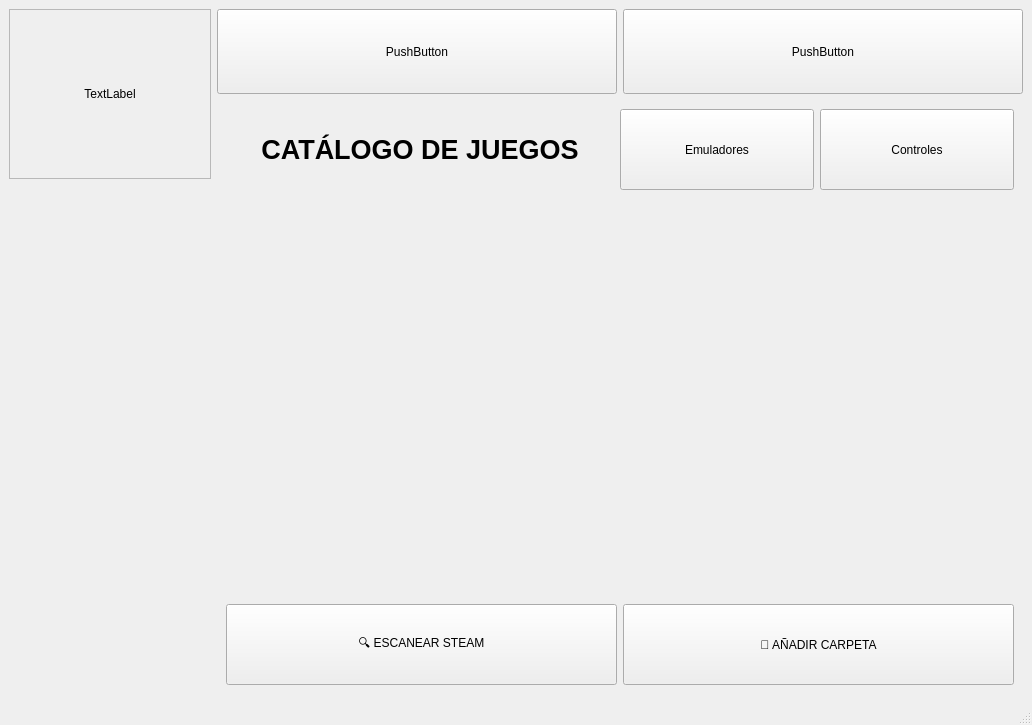
Above: conf/prueba.ui from Ivigaga/TFG before the change. Below: the same form after it.
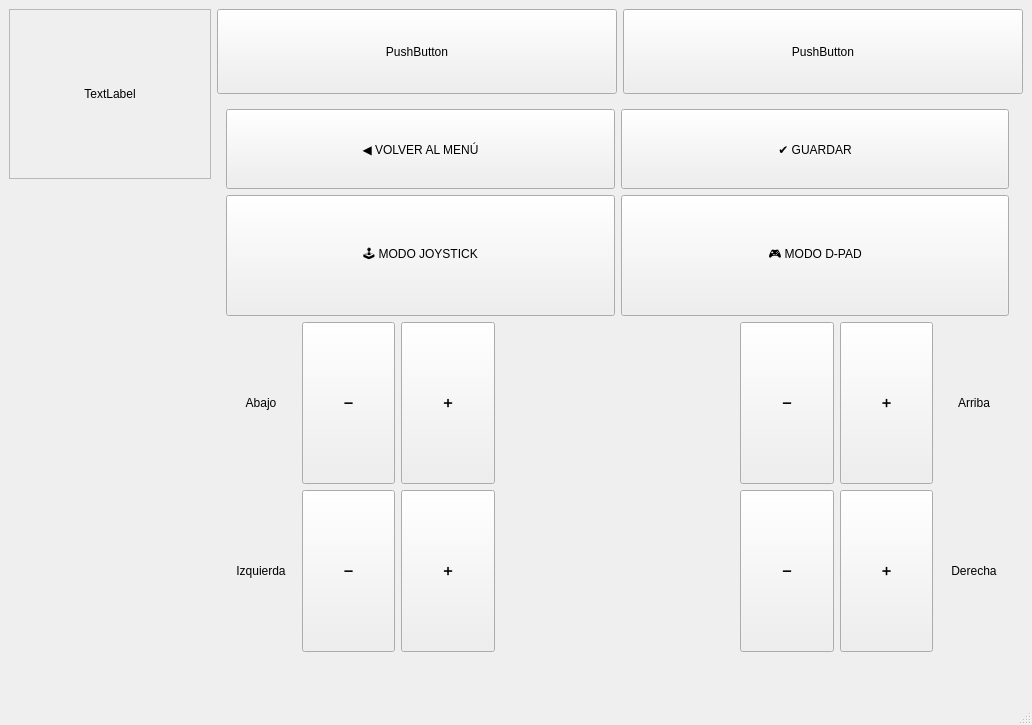
That is the form after the change. Icons and pictures are not drawn. Custom widgets are drawn as their Qt base class.

```diff
--- a/conf/prueba.ui
+++ b/conf/prueba.ui
@@ -38,7 +38,7 @@
      <verstretch>0</verstretch>
     </sizepolicy>
    </property>
-   <layout class="QHBoxLayout" name="horizontalLayout_2">
+   <layout class="QVBoxLayout" name="verticalLayout_8">
     <item>
      <layout class="QHBoxLayout" name="horizontalLayout" stretch="1,4">
       <property name="sizeConstraint">
@@ -171,7 +171,7 @@
              </sizepolicy>
             </property>
             <property name="currentIndex">
-             <number>0</number>
+             <number>9</number>
             </property>
             <widget class="QWidget" name="platformsPage">
              <property name="sizeIncrement">
@@ -1535,6 +1535,344 @@
               </item>
              </layout>
             </widget>
+            <widget class="QWidget" name="navigationPage">
+             <property name="maximumSize">
+              <size>
+               <width>801</width>
+               <height>561</height>
+              </size>
+             </property>
+             <layout class="QVBoxLayout" name="verticalLayout_9" stretch="1,3,4,4">
+              <item>
+               <layout class="QHBoxLayout" name="horizontalLayout_nav_buttons">
+                <item>
+                 <widget class="QPushButton" name="btn_nav_back">
+                  <property name="minimumSize">
+                   <size>
+                    <width>0</width>
+                    <height>80</height>
+                   </size>
+                  </property>
+                  <property name="text">
+                   <string>◀ VOLVER AL MENÚ</string>
+                  </property>
+                  <property name="type" stdset="0">
+                   <string>secondary</string>
+                  </property>
+                 </widget>
+                </item>
+                <item>
+                 <widget class="QPushButton" name="btn_nav_save">
+                  <property name="minimumSize">
+                   <size>
+                    <width>0</width>
+                    <height>80</height>
+                   </size>
+                  </property>
+                  <property name="text">
+                   <string>✔ GUARDAR</string>
+                  </property>
+                  <property name="type" stdset="0">
+                   <string>primary</string>
+                  </property>
+                 </widget>
+                </item>
+               </layout>
+              </item>
+              <item>
+               <layout class="QHBoxLayout" name="horizontalLayout_2">
+                <item>
+                 <widget class="QPushButton" name="btn_nav_joystick">
+                  <property name="sizePolicy">
+                   <sizepolicy hsizetype="Expanding" vsizetype="Expanding">
+                    <horstretch>0</horstretch>
+                    <verstretch>0</verstretch>
+                   </sizepolicy>
+                  </property>
+                  <property name="text">
+                   <string>🕹️ MODO JOYSTICK</string>
+                  </property>
+                  <property name="checkable">
+                   <bool>true</bool>
+                  </property>
+                  <property name="d-pad" stdset="0">
+                   <bool>false</bool>
+                  </property>
+                  <attribute name="buttonGroup">
+                   <string notr="true">navigationButtons</string>
+                  </attribute>
+                 </widget>
+                </item>
+                <item>
+                 <widget class="QPushButton" name="btn_nav_dpad">
+                  <property name="sizePolicy">
+                   <sizepolicy hsizetype="Expanding" vsizetype="Expanding">
+                    <horstretch>0</horstretch>
+                    <verstretch>0</verstretch>
+                   </sizepolicy>
+                  </property>
+                  <property name="text">
+                   <string>🎮 MODO D-PAD</string>
+                  </property>
+                  <property name="checkable">
+                   <bool>true</bool>
+                  </property>
+                  <property name="d-pad" stdset="0">
+                   <bool>true</bool>
+                  </property>
+                  <attribute name="buttonGroup">
+                   <string notr="true">navigationButtons</string>
+                  </attribute>
+                 </widget>
+                </item>
+               </layout>
+              </item>
+              <item>
+               <layout class="QHBoxLayout" name="horizontalLayout_slider_y" stretch="1,2,2,5,2,2,1">
+                <item>
+                 <widget class="QLabel" name="label_down">
+                  <property name="minimumSize">
+                   <size>
+                    <width>70</width>
+                    <height>0</height>
+                   </size>
+                  </property>
+                  <property name="text">
+                   <string>Abajo</string>
+                  </property>
+                  <property name="alignment">
+                   <set>Qt::AlignmentFlag::AlignCenter</set>
+                  </property>
+                 </widget>
+                </item>
+                <item>
+                 <widget class="QPushButton" name="btn_y_low_minus">
+                  <property name="sizePolicy">
+                   <sizepolicy hsizetype="Expanding" vsizetype="Expanding">
+                    <horstretch>0</horstretch>
+                    <verstretch>0</verstretch>
+                   </sizepolicy>
+                  </property>
+                  <property name="maximumSize">
+                   <size>
+                    <width>16777215</width>
+                    <height>16777215</height>
+                   </size>
+                  </property>
+                  <property name="text">
+                   <string>➖</string>
+                  </property>
+                 </widget>
+                </item>
+                <item>
+                 <widget class="QPushButton" name="btn_y_low_plus">
+                  <property name="sizePolicy">
+                   <sizepolicy hsizetype="Expanding" vsizetype="Expanding">
+                    <horstretch>0</horstretch>
+                    <verstretch>0</verstretch>
+                   </sizepolicy>
+                  </property>
+                  <property name="maximumSize">
+                   <size>
+                    <width>16777215</width>
+                    <height>16777215</height>
+                   </size>
+                  </property>
+                  <property name="text">
+                   <string>➕</string>
+                  </property>
+                 </widget>
+                </item>
+                <item>
+                 <widget class="QRangeSlider" name="slider_y" native="true">
+                  <property name="sizePolicy">
+                   <sizepolicy hsizetype="Expanding" vsizetype="Expanding">
+                    <horstretch>0</horstretch>
+                    <verstretch>0</verstretch>
+                   </sizepolicy>
+                  </property>
+                 </widget>
+                </item>
+                <item>
+                 <widget class="QPushButton" name="btn_y_high_minus">
+                  <property name="sizePolicy">
+                   <sizepolicy hsizetype="Expanding" vsizetype="Expanding">
+                    <horstretch>0</horstretch>
+                    <verstretch>0</verstretch>
+                   </sizepolicy>
+                  </property>
+                  <property name="maximumSize">
+                   <size>
+                    <width>16777215</width>
+                    <height>16777215</height>
+                   </size>
+                  </property>
+                  <property name="text">
+                   <string>➖</string>
+                  </property>
+                 </widget>
+                </item>
+                <item>
+                 <widget class="QPushButton" name="btn_y_high_plus">
+                  <property name="sizePolicy">
+                   <sizepolicy hsizetype="Expanding" vsizetype="Expanding">
+                    <horstretch>0</horstretch>
+                    <verstretch>0</verstretch>
+                   </sizepolicy>
+                  </property>
+                  <property name="maximumSize">
+                   <size>
+                    <width>16777215</width>
+                    <height>16777215</height>
+                   </size>
+                  </property>
+                  <property name="text">
+                   <string>➕</string>
+                  </property>
+                 </widget>
+                </item>
+                <item>
+                 <widget class="QLabel" name="label_up">
+                  <property name="minimumSize">
+                   <size>
+                    <width>70</width>
+                    <height>0</height>
+                   </size>
+                  </property>
+                  <property name="text">
+                   <string>Arriba</string>
+                  </property>
+                  <property name="alignment">
+                   <set>Qt::AlignmentFlag::AlignCenter</set>
+                  </property>
+                 </widget>
+                </item>
+               </layout>
+              </item>
+              <item>
+               <layout class="QHBoxLayout" name="horizontalLayout_slider_x" stretch="1,2,2,5,2,2,1">
+                <item>
+                 <widget class="QLabel" name="label_left">
+                  <property name="minimumSize">
+                   <size>
+                    <width>70</width>
+                    <height>0</height>
+                   </size>
+                  </property>
+                  <property name="text">
+                   <string>Izquierda</string>
+                  </property>
+                  <property name="alignment">
+                   <set>Qt::AlignmentFlag::AlignCenter</set>
+                  </property>
+                 </widget>
+                </item>
+                <item>
+                 <widget class="QPushButton" name="btn_x_low_minus">
+                  <property name="sizePolicy">
+                   <sizepolicy hsizetype="Expanding" vsizetype="Expanding">
+                    <horstretch>0</horstretch>
+                    <verstretch>0</verstretch>
+                   </sizepolicy>
+                  </property>
+                  <property name="maximumSize">
+                   <size>
+                    <width>555555</width>
+                    <height>16777215</height>
+                   </size>
+                  </property>
+                  <property name="text">
+                   <string>➖</string>
+                  </property>
+                 </widget>
+                </item>
+                <item>
+                 <widget class="QPushButton" name="btn_x_low_plus">
+                  <property name="sizePolicy">
+                   <sizepolicy hsizetype="Expanding" vsizetype="Expanding">
+                    <horstretch>0</horstretch>
+                    <verstretch>0</verstretch>
+                   </sizepolicy>
+                  </property>
+                  <property name="maximumSize">
+                   <size>
+                    <width>16777215</width>
+                    <height>16777215</height>
+                   </size>
+                  </property>
+                  <property name="text">
+                   <string>➕</string>
+                  </property>
+                 </widget>
+                </item>
+                <item>
+                 <widget class="QRangeSlider" name="slider_x" native="true">
+                  <property name="sizePolicy">
+                   <sizepolicy hsizetype="Expanding" vsizetype="Expanding">
+                    <horstretch>0</horstretch>
+                    <verstretch>0</verstretch>
+                   </sizepolicy>
+                  </property>
+                 </widget>
+                </item>
+                <item>
+                 <widget class="QPushButton" name="btn_x_high_minus">
+                  <property name="sizePolicy">
+                   <sizepolicy hsizetype="Expanding" vsizetype="Expanding">
+                    <horstretch>0</horstretch>
+                    <verstretch>0</verstretch>
+                   </sizepolicy>
+                  </property>
+                  <property name="maximumSize">
+                   <size>
+                    <width>16777215</width>
+                    <height>16777215</height>
+                   </size>
+                  </property>
+                  <property name="text">
+                   <string>➖</string>
+                  </property>
+                 </widget>
+                </item>
+                <item>
+                 <widget class="QPushButton" name="btn_x_high_plus">
+                  <property name="sizePolicy">
+                   <sizepolicy hsizetype="Expanding" vsizetype="Expanding">
+                    <horstretch>0</horstretch>
+                    <verstretch>0</verstretch>
+                   </sizepolicy>
+                  </property>
+                  <property name="maximumSize">
+                   <size>
+                    <width>16777215</width>
+                    <height>16777215</height>
+                   </size>
+                  </property>
+                  <property name="text">
+                   <string>➕</string>
+                  </property>
+                 </widget>
+                </item>
+                <item>
+                 <widget class="QLabel" name="label_right">
+                  <property name="minimumSize">
+                   <size>
+                    <width>70</width>
+                    <height>0</height>
+                   </size>
+                  </property>
+                  <property name="text">
+                   <string>Derecha</string>
+                  </property>
+                  <property name="alignment">
+                   <set>Qt::AlignmentFlag::AlignCenter</set>
+                  </property>
+                 </widget>
+                </item>
+               </layout>
+              </item>
+             </layout>
+            </widget>
            </widget>
           </item>
          </layout>
@@ -1557,6 +1895,14 @@
   </widget>
   <widget class="QStatusBar" name="statusbar"/>
  </widget>
+ <customwidgets>
+  <customwidget>
+   <class>QRangeSlider</class>
+   <extends>QWidget</extends>
+   <header>custom_widgets</header>
+   <container>1</container>
+  </customwidget>
+ </customwidgets>
  <resources/>
  <connections/>
  <buttongroups>
```
Left out of the diff: 359 changed lines with no effect on the pictures.
